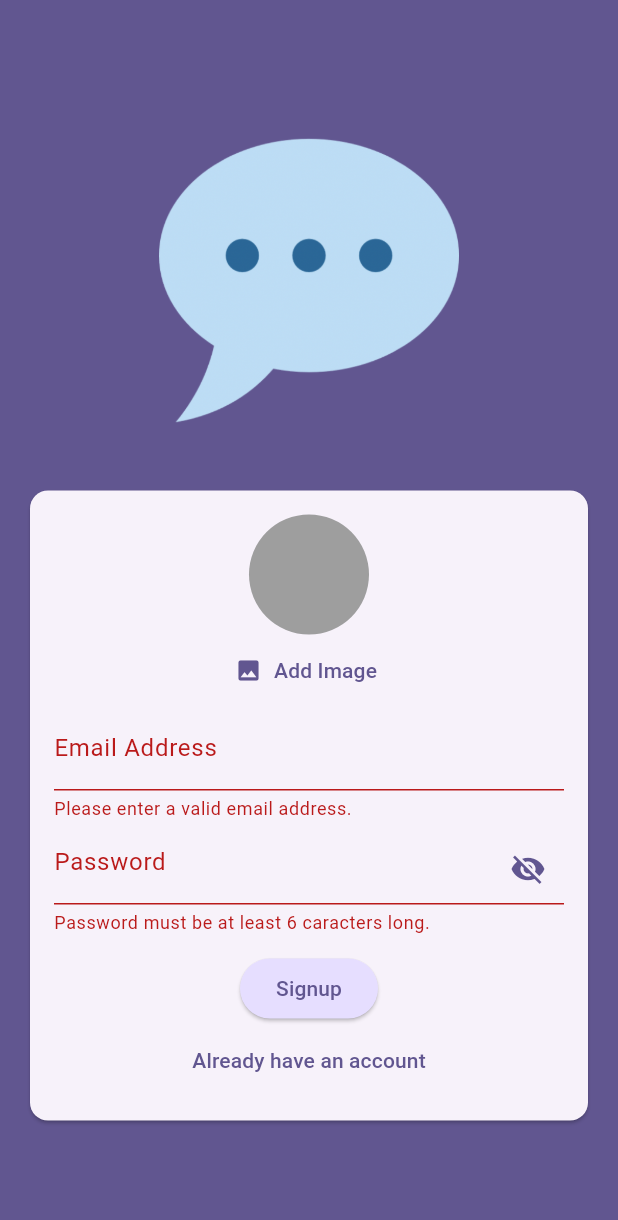
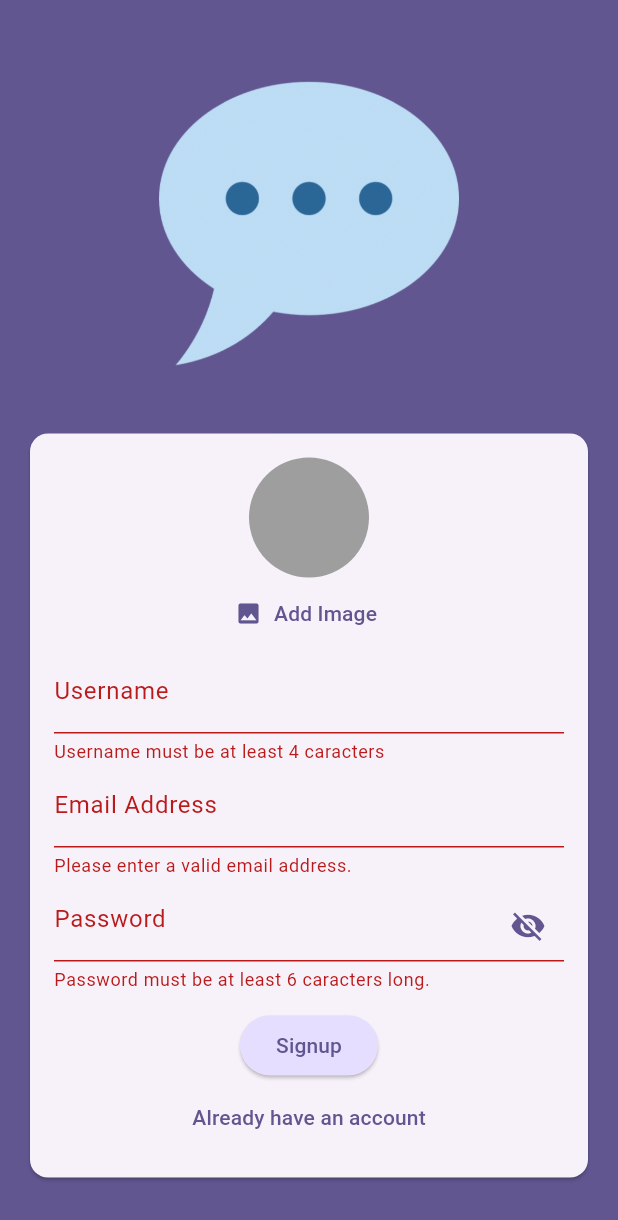
Before and after one commit to Aymen-Khanfir/flutter-chat-app, a Flutter app: the screen it shows after launch, after a tap on "Login", after a tap on "Create an account", after a tap on "Signup", on a phone screen of 412 x 824 dp. Shown: the top 1220 px of the screen. Run offline on Flutter 3.47's test engine with Material 3 defaults, Android fonts, the phone set to English and light mode, and no system bars; our stand-ins replace cloud_firestore, firebase_auth, firebase_core, firebase_storage, image_picker; accounts and stored records are empty.

Commit message:
Storing a username

```diff
--- a/lib/screens/auth.dart
+++ b/lib/screens/auth.dart
@@ -20,6 +20,7 @@ class _AuthScreenState extends State<AuthScreen> {
   bool _isPasswordVisible = true;
   bool _isAuthenticating = false;
 
+  String _enteredUsername = '';
   String _enteredEmail = '';
   String _enteredPassword = '';
   File? _selectedImage;
@@ -56,7 +57,7 @@ class _AuthScreenState extends State<AuthScreen> {
         await storageRef.putFile(_selectedImage!);
         final imageUrl = await storageRef.getDownloadURL();
         await FirebaseFirestore.instance.collection('users').doc(userCredentials.user!.uid).set({
-          'username': 'to be done...',
+          'username': _enteredUsername,
           'email': _enteredEmail,
           'image_url': imageUrl,
         });
@@ -105,6 +106,21 @@ class _AuthScreenState extends State<AuthScreen> {
                             UserImagePicker(
                               onPickImage: (File pickedImage) {
                                 _selectedImage = pickedImage;
+                              },
+                            ),
+                          if (!_isLogin)
+                            TextFormField(
+                              decoration: const InputDecoration(labelText: 'Username'),
+                              enableSuggestions: false,
+                              validator: (value) {
+                                if (value == null || value.trim().isEmpty || value.trim().length < 4) {
+                                  return 'Username must be at least 4 caracters';
+                                }
+
+                                return null;
+                              },
+                              onSaved: (newValue) {
+                                _enteredUsername = newValue!;
                               },
                             ),
                           TextFormField(
```
